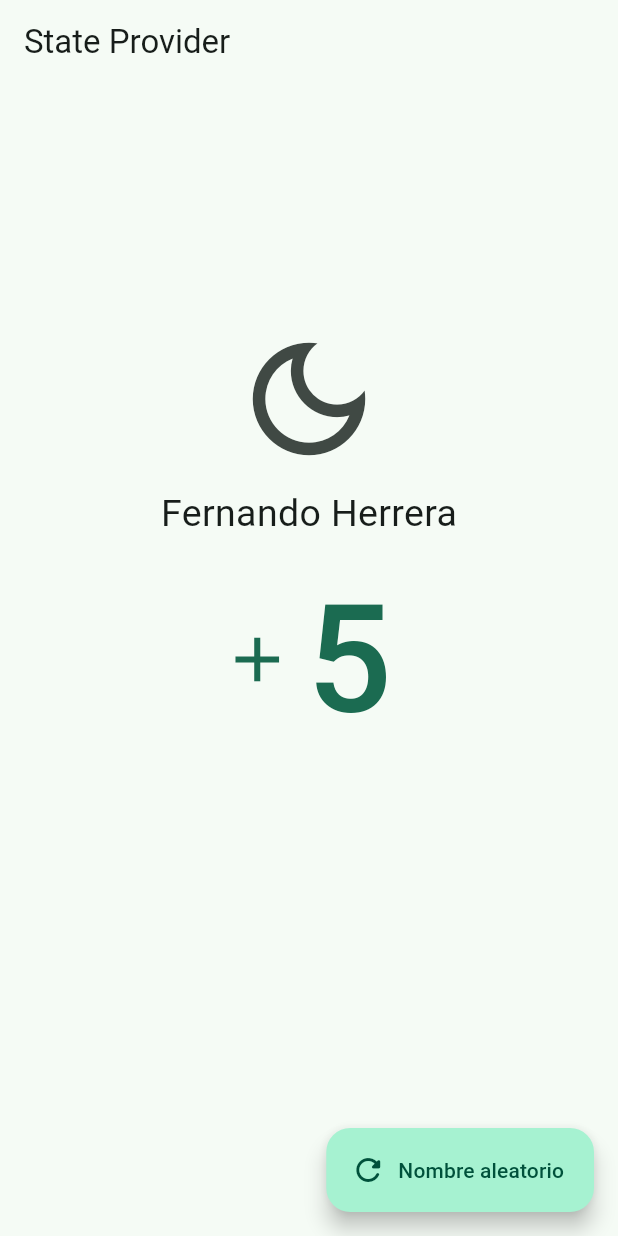
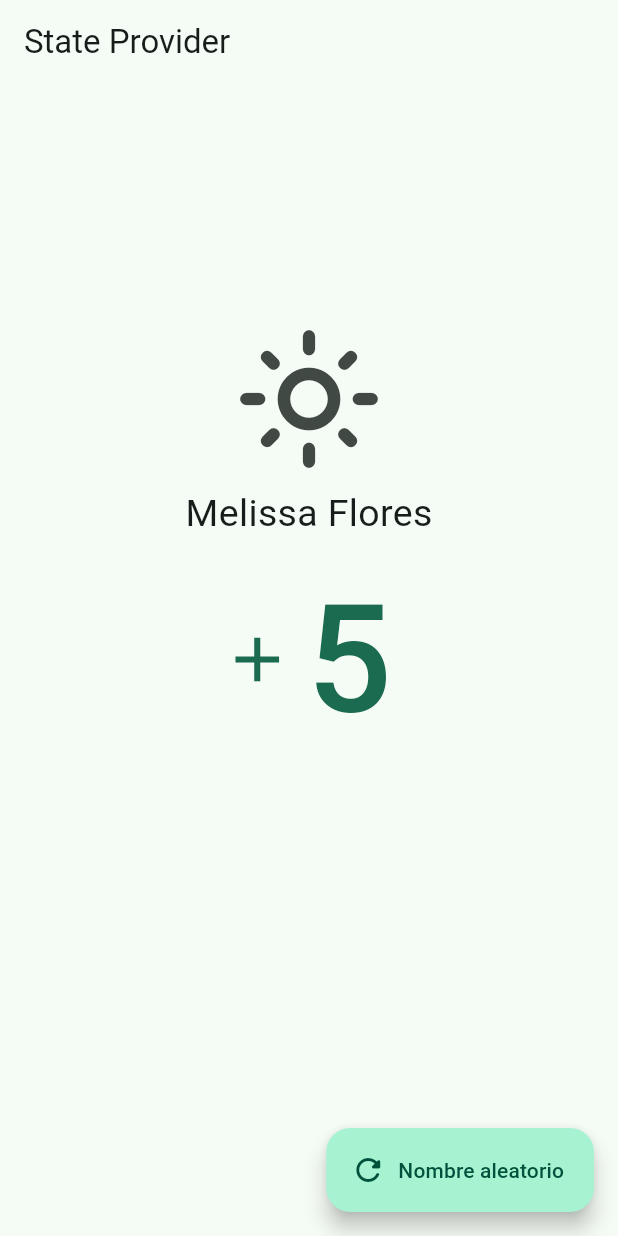
Before and after one commit to BastianDevs/FlutterRiverpod, a Flutter app: the StateProviderScreen screen opened by its route, on a phone screen of 412 x 824 dp. Run offline on Flutter 3.47's test engine with Material 3 defaults, Android fonts, the phone set to English and light mode, and no system bars; our stand-ins replace dio, flutter_riverpod, go_router, riverpod_annotation; missing offline and left inert: random_name_generator; generated files the repository leaves out were written again.

```diff
--- a/lib/main.dart
+++ b/lib/main.dart
@@ -1,5 +1,6 @@
 import 'package:flutter/material.dart';
 import 'package:flutter_application_1/config/config.dart';
+import 'package:flutter_application_1/presentation/providers/providers.dart';
 import 'package:flutter_riverpod/flutter_riverpod.dart';
 
 void main() => runApp(ProviderScope(child: const MyApp()));
@@ -10,12 +11,13 @@ class MyApp extends ConsumerWidget {
   @override
   Widget build(BuildContext context, WidgetRef ref) {
     final appRouter = ref.watch(appRouterProvider);
+    final darkmode = ref.watch(darkModeProvider);
 
     return MaterialApp.router(
       title: 'Riverpod Providers',
       debugShowCheckedModeBanner: false,
       routerConfig: appRouter,
-      theme: AppTheme(isDarkmode: false).getTheme(),
+      theme: AppTheme(isDarkmode: darkmode).getTheme(),
     );
   }
 }
--- a/lib/presentation/screens/03_state_provider/state_provider_screen.dart
+++ b/lib/presentation/screens/03_state_provider/state_provider_screen.dart
@@ -1,4 +1,5 @@
 import 'package:flutter/material.dart';
+import 'package:flutter_application_1/config/config.dart';
 import 'package:flutter_application_1/presentation/providers/providers.dart';
 import 'package:flutter_riverpod/flutter_riverpod.dart';
 
@@ -8,6 +9,8 @@ class StateProviderScreen extends ConsumerWidget {
   @override
   Widget build(BuildContext context, WidgetRef ref) {
     final counter = ref.watch(counterProvider);
+    final isDarkMode = ref.watch(darkModeProvider);
+    final userName = ref.watch(usernameProvider);
 
     return Scaffold(
       appBar: AppBar(
@@ -20,11 +23,16 @@ class StateProviderScreen extends ConsumerWidget {
             flex: 1,
           ),
           IconButton(
-            // icon: const Icon( Icons.light_mode_outlined, size: 100 ),
-            icon: const Icon(Icons.dark_mode_outlined, size: 100),
-            onPressed: () {},
+            icon: Icon(
+                isDarkMode
+                    ? Icons.dark_mode_outlined
+                    : Icons.light_mode_outlined,
+                size: 100),
+            onPressed: () {
+              ref.read(darkModeProvider.notifier).toggleDarkMode();
+            },
           ),
-          const Text('Fernando Herrera', style: TextStyle(fontSize: 25)),
+          Text(userName, style: TextStyle(fontSize: 25)),
           TextButton.icon(
             icon: const Icon(
               Icons.add,
@@ -41,7 +49,11 @@ class StateProviderScreen extends ConsumerWidget {
       floatingActionButton: FloatingActionButton.extended(
         label: const Text('Nombre aleatorio'),
         icon: const Icon(Icons.refresh_rounded),
-        onPressed: () {},
+        onPressed: () {
+          ref
+              .read(usernameProvider.notifier)
+              .changeName(RandomGenerator.getRandomName());
+        },
       ),
     );
   }
```
Also changed, not shown: lib/presentation/providers/state_providers.dart (+21 -3 lines), lib/presentation/providers/state_providers.g.dart.
